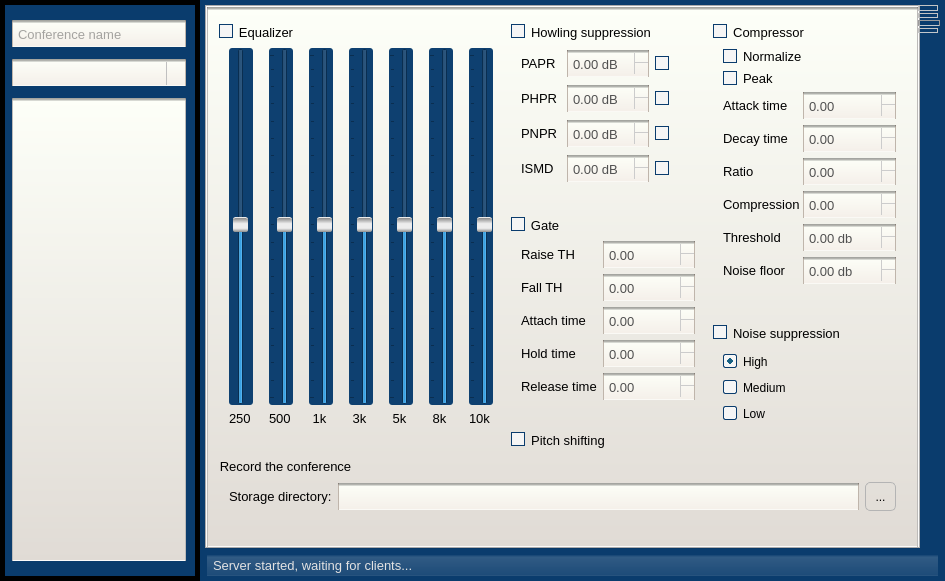
Above: ServerGui/main_window.ui from akru/conference-speaker-server before the change. Below: the same form after it.
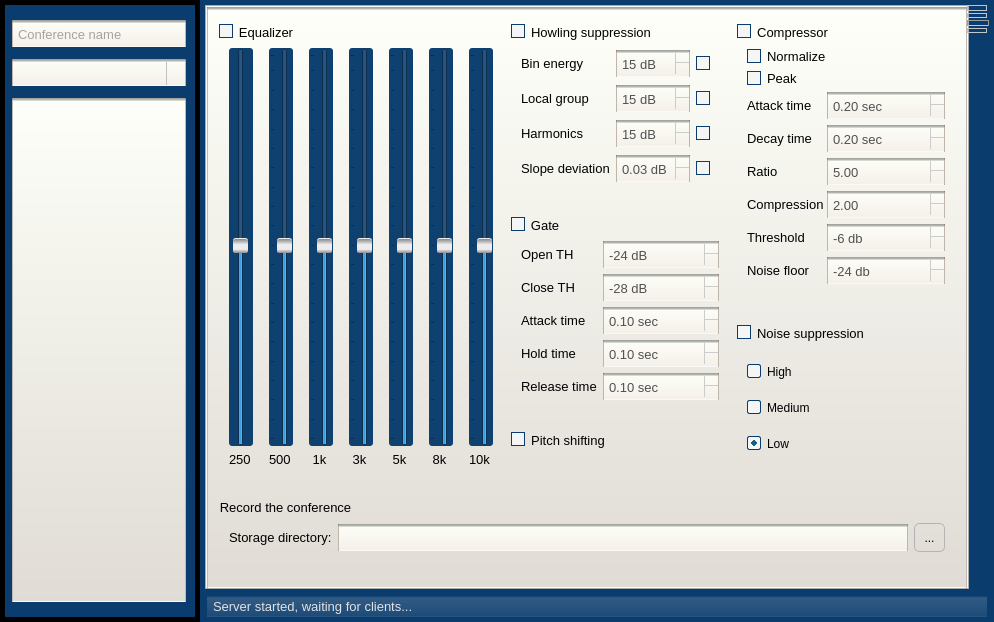
That is the form after the change. Icons and pictures are not drawn.

Patch:
```diff
--- a/ServerGui/main_window.ui
+++ b/ServerGui/main_window.ui
@@ -6,8 +6,8 @@
    <rect>
     <x>0</x>
     <y>0</y>
-    <width>945</width>
-    <height>581</height>
+    <width>994</width>
+    <height>622</height>
    </rect>
   </property>
   <property name="palette">
@@ -1066,6 +1066,12 @@
                <property name="text">
                 <string>Normalize</string>
                </property>
+               <property name="checked">
+                <bool>true</bool>
+               </property>
+               <property name="tristate">
+                <bool>false</bool>
+               </property>
               </widget>
              </item>
              <item row="4" column="0">
@@ -1076,10 +1082,39 @@
               </widget>
              </item>
              <item row="4" column="1">
-              <widget class="QDoubleSpinBox" name="cAttackSpinBox"/>
+              <widget class="QDoubleSpinBox" name="cAttackSpinBox">
+               <property name="suffix">
+                <string> sec</string>
+               </property>
+               <property name="decimals">
+                <number>2</number>
+               </property>
+               <property name="maximum">
+                <double>10.000000000000000</double>
+               </property>
+               <property name="singleStep">
+                <double>0.050000000000000</double>
+               </property>
+               <property name="value">
+                <double>0.200000000000000</double>
+               </property>
+              </widget>
              </item>
              <item row="5" column="1">
-              <widget class="QDoubleSpinBox" name="cDecaySpinBox"/>
+              <widget class="QDoubleSpinBox" name="cDecaySpinBox">
+               <property name="suffix">
+                <string> sec</string>
+               </property>
+               <property name="maximum">
+                <double>10.000000000000000</double>
+               </property>
+               <property name="singleStep">
+                <double>0.050000000000000</double>
+               </property>
+               <property name="value">
+                <double>0.200000000000000</double>
+               </property>
+              </widget>
              </item>
              <item row="5" column="0">
               <widget class="QLabel" name="label_20">
@@ -1089,7 +1124,20 @@
               </widget>
              </item>
              <item row="6" column="1">
-              <widget class="QDoubleSpinBox" name="cRatioSpinBox"/>
+              <widget class="QDoubleSpinBox" name="cRatioSpinBox">
+               <property name="minimum">
+                <double>1.000000000000000</double>
+               </property>
+               <property name="maximum">
+                <double>100.000000000000000</double>
+               </property>
+               <property name="singleStep">
+                <double>0.500000000000000</double>
+               </property>
+               <property name="value">
+                <double>5.000000000000000</double>
+               </property>
+              </widget>
              </item>
              <item row="6" column="0">
               <widget class="QLabel" name="label_22">
@@ -1106,15 +1154,31 @@
               </widget>
              </item>
              <item row="7" column="1">
-              <widget class="QDoubleSpinBox" name="cCompressionSpinBox"/>
+              <widget class="QDoubleSpinBox" name="cCompressionSpinBox">
+               <property name="singleStep">
+                <double>0.500000000000000</double>
+               </property>
+               <property name="value">
+                <double>2.000000000000000</double>
+               </property>
+              </widget>
              </item>
              <item row="8" column="1">
               <widget class="QDoubleSpinBox" name="cThresholdSpinBox">
                <property name="suffix">
                 <string> db</string>
                </property>
+               <property name="decimals">
+                <number>0</number>
+               </property>
                <property name="minimum">
-                <double>-100.000000000000000</double>
+                <double>-80.000000000000000</double>
+               </property>
+               <property name="maximum">
+                <double>0.000000000000000</double>
+               </property>
+               <property name="value">
+                <double>-6.000000000000000</double>
                </property>
               </widget>
              </item>
@@ -1137,8 +1201,17 @@
                <property name="suffix">
                 <string> db</string>
                </property>
+               <property name="decimals">
+                <number>0</number>
+               </property>
                <property name="minimum">
-                <double>-100.000000000000000</double>
+                <double>-80.000000000000000</double>
+               </property>
+               <property name="maximum">
+                <double>0.000000000000000</double>
+               </property>
+               <property name="value">
+                <double>-24.000000000000000</double>
                </property>
               </widget>
              </item>
@@ -1163,72 +1236,120 @@
             <layout class="QFormLayout" name="formLayout_2">
              <item row="0" column="1">
               <widget class="QDoubleSpinBox" name="raiseSpinBox">
+               <property name="suffix">
+                <string> dB</string>
+               </property>
+               <property name="decimals">
+                <number>0</number>
+               </property>
                <property name="minimum">
-                <double>-100.000000000000000</double>
+                <double>-80.000000000000000</double>
                </property>
                <property name="maximum">
-                <double>100.000000000000000</double>
+                <double>0.000000000000000</double>
+               </property>
+               <property name="value">
+                <double>-24.000000000000000</double>
                </property>
               </widget>
              </item>
              <item row="0" column="0">
               <widget class="QLabel" name="label_7">
                <property name="text">
-                <string>Raise TH</string>
+                <string>Open TH</string>
                </property>
               </widget>
              </item>
              <item row="1" column="1">
               <widget class="QDoubleSpinBox" name="fallSpinBox">
+               <property name="suffix">
+                <string> dB</string>
+               </property>
+               <property name="decimals">
+                <number>0</number>
+               </property>
                <property name="minimum">
-                <double>-100.000000000000000</double>
+                <double>-80.000000000000000</double>
                </property>
                <property name="maximum">
-                <double>100.000000000000000</double>
+                <double>0.000000000000000</double>
+               </property>
+               <property name="value">
+                <double>-28.000000000000000</double>
                </property>
               </widget>
              </item>
              <item row="2" column="1">
               <widget class="QDoubleSpinBox" name="attackSpinBox">
+               <property name="suffix">
+                <string> sec</string>
+               </property>
                <property name="minimum">
-                <double>-100.000000000000000</double>
+                <double>0.000000000000000</double>
                </property>
                <property name="maximum">
-                <double>100.000000000000000</double>
+                <double>10.000000000000000</double>
+               </property>
+               <property name="singleStep">
+                <double>0.010000000000000</double>
+               </property>
+               <property name="value">
+                <double>0.100000000000000</double>
                </property>
               </widget>
              </item>
              <item row="3" column="1">
               <widget class="QDoubleSpinBox" name="holdSpinBox">
+               <property name="suffix">
+                <string> sec</string>
+               </property>
+               <property name="decimals">
+                <number>2</number>
+               </property>
                <property name="minimum">
-                <double>-100.000000000000000</double>
+                <double>0.000000000000000</double>
                </property>
                <property name="maximum">
-                <double>100.000000000000000</double>
+                <double>10.000000000000000</double>
+               </property>
+               <property name="singleStep">
+                <double>0.010000000000000</double>
+               </property>
+               <property name="value">
+                <double>0.100000000000000</double>
                </property>
               </widget>
              </item>
              <item row="4" column="1">
               <widget class="QDoubleSpinBox" name="releaseSpinBox">
+               <property name="suffix">
+                <string> sec</string>
+               </property>
                <property name="minimum">
-                <double>-100.000000000000000</double>
+                <double>0.000000000000000</double>
                </property>
                <property name="maximum">
-                <double>100.000000000000000</double>
+                <double>9.000000000000000</double>
+               </property>
+               <property name="singleStep">
+                <double>0.010000000000000</double>
+               </property>
+               <property name="value">
+                <double>0.100000000000000</double>
                </property>
               </widget>
              </item>
              <item row="1" column="0">
               <widget class="QLabel" name="label_15">
                <property name="text">
-                <string>Fall TH</string>
+                <string>Close TH</string>
                </property>
               </widget>
              </item>
              <item row="2" column="0">
               <widget class="QLabel" name="label_16">
                <property name="text">
-                <string>Attach time</string>
+                <string>Attack time</string>
                </property>
               </widget>
              </item>
@@ -1437,8 +1558,8 @@
              <property name="spacing">
               <number>6</number>
              </property>
-             <item row="2" column="1">
-              <widget class="QDoubleSpinBox" name="phprSpin">
+             <item row="7" column="1">
+              <widget class="QDoubleSpinBox" name="ismdSpin">
                <property name="minimumSize">
                 <size>
                  <width>0</width>
@@ -1454,12 +1575,17 @@
                <property name="decimals">
                 <number>2</number>
                </property>
-              </widget>
-             </item>
-             <item row="4" column="0">
-              <widget class="QLabel" name="label_4">
-               <property name="text">
-                <string>ISMD</string>
+               <property name="minimum">
+                <double>0.010000000000000</double>
+               </property>
+               <property name="maximum">
+                <double>1.000000000000000</double>
+               </property>
+               <property name="singleStep">
+                <double>0.010000000000000</double>
+               </property>
+               <property name="value">
+                <double>0.030000000000000</double>
                </property>
               </widget>
              </item>
@@ -1473,17 +1599,10 @@
                </property>
               </widget>
              </item>
-             <item row="2" column="0">
-              <widget class="QLabel" name="label_2">
+             <item row="7" column="0">
+              <widget class="QLabel" name="label_4">
                <property name="text">
-                <string>PHPR</string>
-               </property>
-              </widget>
-             </item>
-             <item row="3" column="0">
-              <widget class="QLabel" name="label_3">
-               <property name="text">
-                <string>PNPR</string>
+                <string>Slope deviation</string>
                </property>
               </widget>
              </item>
@@ -1502,46 +1621,10 @@
                 <string> dB</string>
                </property>
                <property name="decimals">
-                <number>2</number>
+                <number>0</number>
                </property>
-              </widget>
-             </item>
-             <item row="4" column="2">
-              <widget class="QCheckBox" name="ismdEnabled">
-               <property name="text">
-                <string/>
-               </property>
-               <property name="checked">
-                <bool>true</bool>
-               </property>
-              </widget>
-             </item>
-             <item row="4" column="1">
-              <widget class="QDoubleSpinBox" name="ismdSpin">
-               <property name="minimumSize">
-                <size>
-                 <width>0</width>
-                 <height>0</height>
-                </size>
-               </property>
-               <property name="prefix">
-                <string/>
-               </property>
-               <property name="suffix">
-                <string> dB</string>
-               </property>
-               <property name="decimals">
-                <number>2</number>
-               </property>
-              </widget>
-             </item>
-             <item row="2" column="2">
-              <widget class="QCheckBox" name="phprEnabled">
-               <property name="text">
-                <string/>
-               </property>
-               <property name="checked">
-                <bool>true</bool>
+               <property name="value">
+                <double>15.000000000000000</double>
                </property>
               </widget>
              </item>
@@ -1560,14 +1643,63 @@
                 <string> dB</string>
                </property>
                <property name="decimals">
-                <number>2</number>
+                <number>0</number>
+               </property>
+               <property name="value">
+                <double>15.000000000000000</double>
                </property>
               </widget>
              </item>
              <item row="0" column="0">
               <widget class="QLabel" name="label">
                <property name="text">
-                <string>PAPR</string>
+                <string>Bin energy</string>
+               </property>
+              </widget>
+             </item>
+             <item row="7" column="2">
+              <widget class="QCheckBox" name="ismdEnabled">
+               <property name="text">
+                <string/>
+               </property>
+               <property name="checked">
+                <bool>true</bool>
+               </property>
+              </widget>
+             </item>
+             <item row="3" column="0">
+              <widget class="QLabel" name="label_3">
+               <property name="text">
+                <string>Local group</string>
+               </property>
+              </widget>
+             </item>
+             <item row="5" column="1">
+              <widget class="QDoubleSpinBox" name="phprSpin">
+               <property name="minimumSize">
+                <size>
+                 <width>0</width>
+                 <height>0</height>
+                </size>
+               </property>
+               <property name="prefix">
+                <string/>
+               </property>
+               <property name="suffix">
+                <string> dB</string>
+               </property>
+               <property name="decimals">
+                <number>0</number>
+               </property>
+               <property name="value">
+                <double>15.000000000000000</double>
+               </property>
+              </widget>
+             </item>
+             <item row="5" column="0">
+              <widget class="QLabel" name="label_2">
+               <property name="text">
+                <string>Harmonics</string>
                </property>
               </widget>
              </item>
@@ -1581,6 +1713,16 @@
                </property>
               </widget>
              </item>
+             <item row="5" column="2">
+              <widget class="QCheckBox" name="phprEnabled">
+               <property name="text">
+                <string/>
+               </property>
+               <property name="checked">
+                <bool>true</bool>
+               </property>
+              </widget>
+             </item>
             </layout>
             <zorder>ismdSpin</zorder>
             <zorder>pnprSpin</zorder>
@@ -1611,6 +1753,9 @@
             <property name="checkable">
              <bool>true</bool>
             </property>
+            <property name="checked">
+             <bool>true</bool>
+            </property>
            </widget>
           </item>
           <item row="4" column="2" rowspan="2">
@@ -1633,9 +1778,15 @@
                <property name="text">
                 <string>High</string>
                </property>
-               <property name="checked">
+               <property name="checkable">
                 <bool>true</bool>
                </property>
+               <property name="checked">
+                <bool>false</bool>
+               </property>
+               <property name="autoRepeat">
+                <bool>false</bool>
+               </property>
               </widget>
              </item>
              <item>
@@ -1650,6 +1801,12 @@
                <property name="text">
                 <string>Low</string>
                </property>
+               <property name="checked">
+                <bool>true</bool>
+               </property>
+               <property name="autoExclusive">
+                <bool>true</bool>
+               </property>
               </widget>
              </item>
             </layout>
```
Left out of the diff: 14 changed lines with no effect on the pictures.
